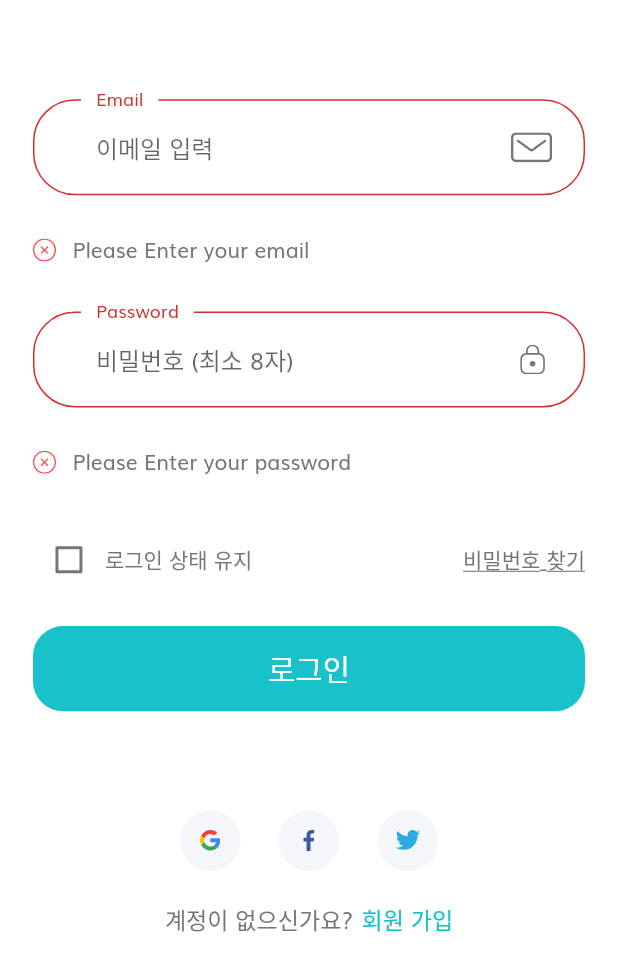
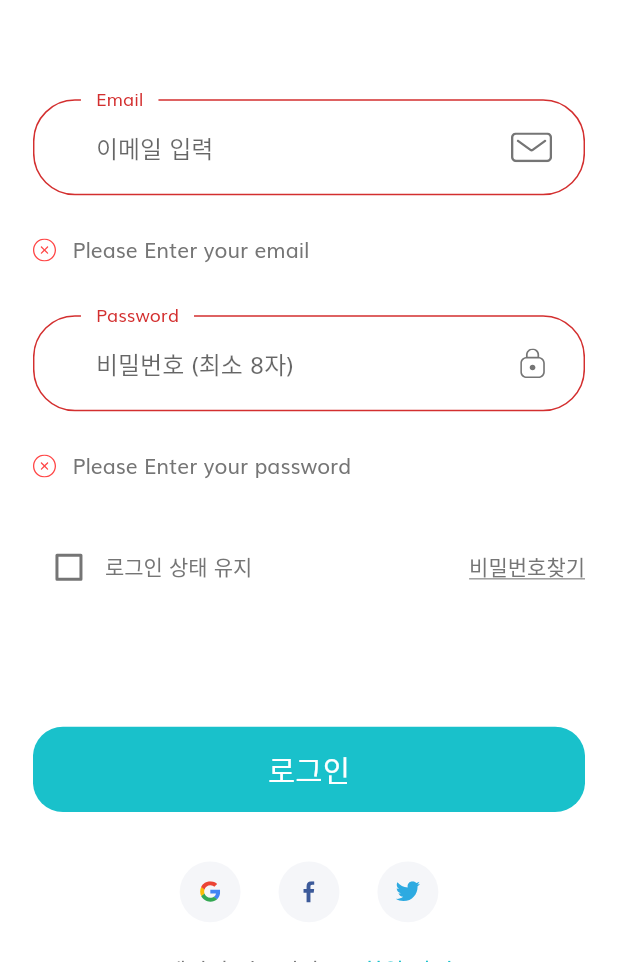
Before and after one commit to raisondet/PLINK, a Flutter app: the SignInScreen screen opened by its route, after a tap on "로그인", on a phone screen of 412 x 824 dp, the part 274-1236 px from its top. Run offline on Flutter 3.47's test engine with Material 2 defaults, Android fonts, the light colour scheme and no system bars; our stand-ins replace cached_network_image, cloud_firestore, firebase_auth, firebase_core, flutter_keyboard_visibility, flutter_map and 7 more; missing offline and left inert: smart_select; accounts and stored records are empty.

```diff
--- a/plink/lib/constants.dart
+++ b/plink/lib/constants.dart
@@ -32,8 +32,8 @@ const String kEmailNullError = "Please Enter your email";
 const String kInvalidEmailError = "Please Enter valid email";
 const String kPassNullError = "Please Enter your password";
 const String kShortPassError = "Password is too short";
-const String kUserNotFound = "User not found. \nPlease Enter your email!";
-const String kWrongPassword = "Password is wrong. \nPlease Enter your password!";
+const String kUserNotFound = "사용자 정보를 확인할 수 없습니다. \n이메일을 다시 입력해 주세요."; //"User not found. \nPlease Enter your email!";
+const String kWrongPassword = "비밀번호가 틀렸습니다. \n비밀번호를 다시 입력해주세요."; //"Password is wrong. \nPlease Enter your password!";
 const String kMatchPassError = "Passwords don't match";
 const String kNamelNullError = "Please Enter your name";
 const String kPhoneNumberNullError = "Please Enter your phone number";
--- a/plink/lib/screens/complete_profile/components/complete_profile_form.dart
+++ b/plink/lib/screens/complete_profile/components/complete_profile_form.dart
@@ -143,7 +143,10 @@ class _CompleteProfileFormState extends State<CompleteProfileForm> {
       value: value,
       choiceItems: choices.genders,
       modalType: S2ModalType.bottomSheet,
-      onChange: (state) => setState(() => value = state.value),
+      onChange: (state) {
+        FocusScope.of(context).requestFocus(FocusNode());
+        setState(() => value = state.value);
+      },
       tileBuilder: (context, state) => S2Tile.fromState(
         state,
         isTwoLine: true,
@@ -162,6 +165,7 @@ class _CompleteProfileFormState extends State<CompleteProfileForm> {
     return SmartSelect<String>.multiple(
       title: '관심사 (optional)',//'Interests (optional)',
       onChange: (selected) {
+        FocusScope.of(context).requestFocus(FocusNode());
         setState(() => _interests = selected.value);
       },
       choiceType: S2ChoiceType.chips,
@@ -191,6 +195,7 @@ class _CompleteProfileFormState extends State<CompleteProfileForm> {
     return SmartSelect<String>.multiple(
       title: '나를 표현하는 태그 (optional)',//'About Me (optional)',
       onChange: (selected) {
+        FocusScope.of(context).requestFocus(FocusNode());
         setState(() => _features = selected.value);
       },
       choiceType: S2ChoiceType.chips,
--- a/plink/lib/screens/otp/components/body.dart
+++ b/plink/lib/screens/otp/components/body.dart
@@ -20,7 +20,7 @@ class Body extends StatelessWidget {
                 "OTP 인증", //"OTP Verification",
                 style: headingStyle,
               ),
-              SizedBox(height: SizeConfig.screenHeight * 0.1),
+              SizedBox(height: SizeConfig.screenHeight * 0.02),
               //Text("We sent your code to +1 898 860 ***"),
               Text("고객님의 전화번호 +82 010 9013 1***로"),
               Text("인증번호를 전송하였습니다."),
--- a/plink/lib/screens/sign_in/components/body.dart
+++ b/plink/lib/screens/sign_in/components/body.dart
@@ -33,7 +33,7 @@ class Body extends StatelessWidget {
                 Image.asset('assets/images/splash_1.png'),
                 SizedBox(height: SizeConfig.screenHeight * 0.08),
                 SignForm(),
-                SizedBox(height: SizeConfig.screenHeight * 0.08),
+                SizedBox(height: SizeConfig.screenHeight * 0.04),
                 Row(
                   mainAxisAlignment: MainAxisAlignment.center,
                   children: [
--- a/plink/lib/screens/sign_in/components/sign_form.dart
+++ b/plink/lib/screens/sign_in/components/sign_form.dart
@@ -3,6 +3,7 @@ import 'package:plink/components/custom_surfix_icon.dart';
 import 'package:plink/components/form_error.dart';
 import 'package:plink/components/default_button.dart';
 import 'package:plink/constants.dart';
+import 'package:plink/screens/home/home_screen.dart';
 import 'package:plink/size_config.dart';
 import 'package:plink/helper/keyboard.dart';
 import 'package:plink/screens/forgot_password/forgot_password_screen.dart';
@@ -80,10 +81,10 @@ class _SignFormState extends State<SignForm> {
         children: [
           buildEmailFormField(),
           FormError(errors: emailErrors),
-          SizedBox(height: getProportionateScreenHeight(30)),
+          SizedBox(height: SizeConfig.screenHeight * 0.04),
           buildPasswordFormField(),
           FormError(errors: pwdErrors),
-          SizedBox(height: getProportionateScreenHeight(30)),
+          SizedBox(height: SizeConfig.screenHeight * 0.04),
           Row(
             children: [
               Checkbox(
@@ -101,13 +102,14 @@ class _SignFormState extends State<SignForm> {
                 onTap: () => Navigator.pushNamed(
                     context, ForgotPasswordScreen.routeName),
                 child: Text(
-                  "비밀번호 찾기",//""Forgot Password",
+                  "비밀번호찾기",//""Forgot Password",
                   style: TextStyle(decoration: TextDecoration.underline),
                 ),
               )
             ],
           ),
-          SizedBox(height: getProportionateScreenHeight(20)),
+          //SizedBox(height: getProportionateScreenHeight(50)),
+          SizedBox(height: SizeConfig.screenHeight * 0.1),
           DefaultButton(
             text: "로그인",//"Continue",
             press: () async {
@@ -121,14 +123,15 @@ class _SignFormState extends State<SignForm> {
                       email: email, password: password);
                   if (user != null){
                     print('Login Success!!');
-                    Navigator.pushNamed(context, LoginSuccessScreen.routeName);
+                    //Navigator.pushNamed(context, LoginSuccessScreen.routeName);
+                    Navigator.pushNamed(context, HomeScreen.routeName);
                   }
                 } on FirebaseAuthException catch (e) {
                   if (e.code == 'user-not-found') {
-                    print('No user found for that email.');
+                    print('이메일 정보가 잘못 입력 되었습니다.');
                     toast(kUserNotFound);
                   } else if (e.code == 'wrong-password') {
-                    print('Wrong password provided for that user.');
+                    print('비밀번호가 잘못 입력 되었습니다.');
                     toast(kWrongPassword);
                   }
                 }
@@ -196,6 +199,7 @@ class _SignFormState extends State<SignForm> {
         } else if (emailValidatorRegExp.hasMatch(value)) {
           print(value);
           removeEmailError(error: kInvalidEmailError);
+          removeEmailError(error: kEmailNullError);
         }
         return null;
       },
@@ -204,7 +208,6 @@ class _SignFormState extends State<SignForm> {
           addEmailError(error: kEmailNullError);
           return "";
         } else if (!emailValidatorRegExp.hasMatch(value)) {
-          print(value);
           addEmailError(error: kInvalidEmailError);
           return "";
         }
```
Also changed, not shown: 20 other files.
